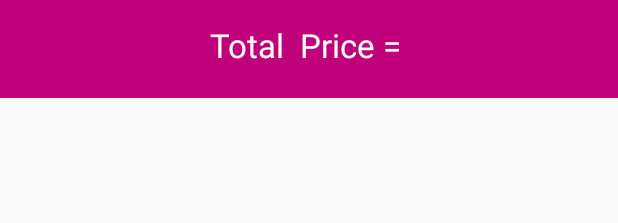
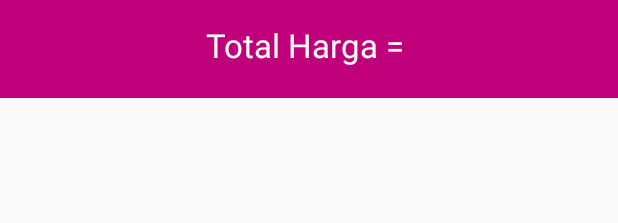
Before and after one commit to FerryJulyo/Proyek2, an Android app: the layout activity_cart.xml on its own in the app's theme, with its tools: preview values and no code run, on a phone screen of 412 x 824 dp. Shown: the top 223 px of the screen. Run offline under Robolectric (Android 15) with nearby library versions, the phone set to English and light mode, and no system bars.

Commit message:
Update activity_cart.xml

```diff
--- a/Shopping-App-master/Shopping-App-master/app/src/main/res/layout/activity_cart.xml
+++ b/Shopping-App-master/Shopping-App-master/app/src/main/res/layout/activity_cart.xml
@@ -30,7 +30,7 @@
             android:layout_height="wrap_content"
             android:layout_marginTop="15dp"
             android:gravity="center_horizontal"
-            android:text="Total  Price = "
+            android:text="Total Harga = "
             android:textAlignment="center"
             android:textColor="#FFFF"
             android:textSize="22sp" />
```
